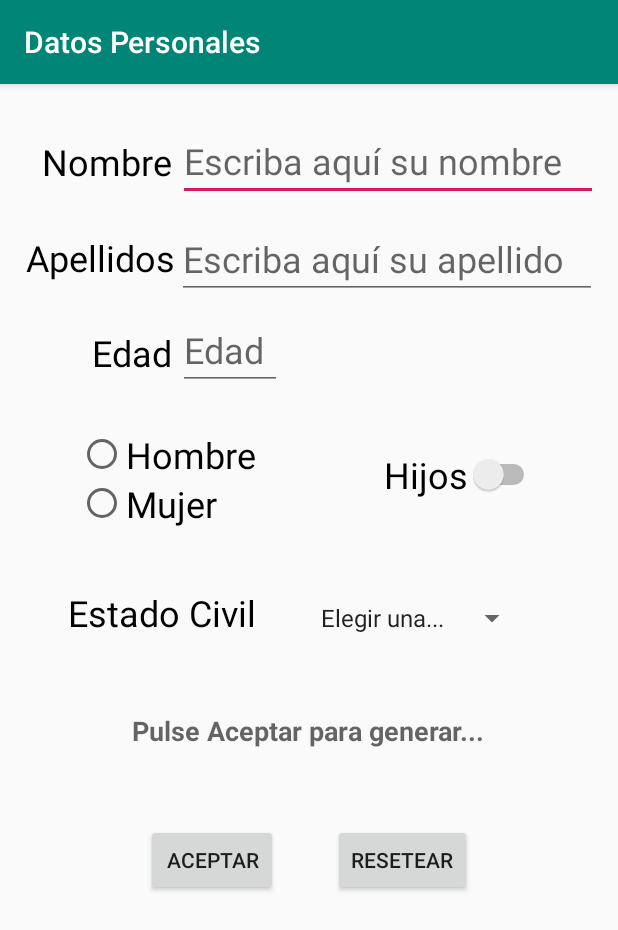
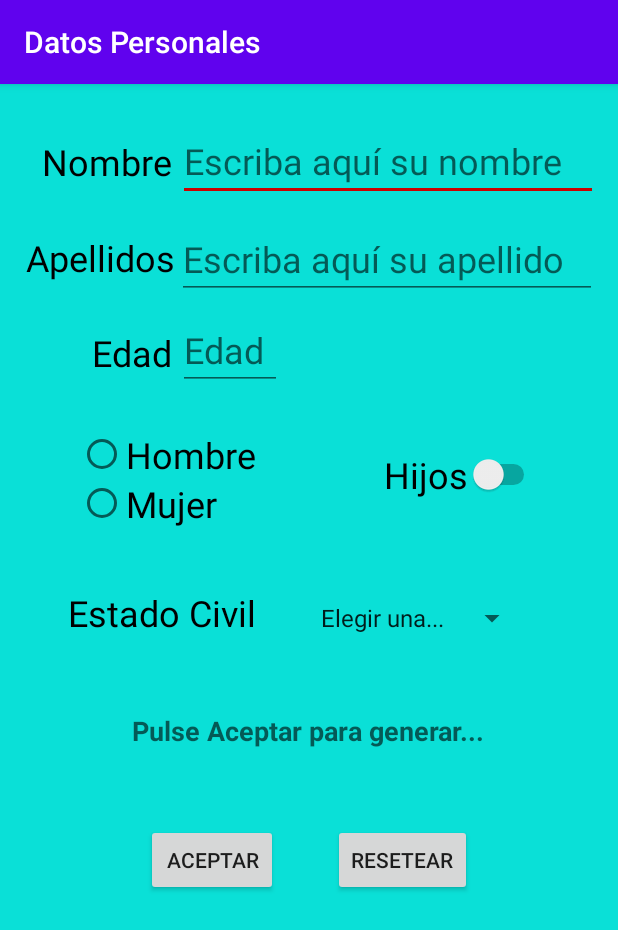
Before and after one commit to davidbor7/Data_Form_Android, an Android app: the screen it shows after launch (MainActivity), on a phone screen of 412 x 824 dp. Shown: the top 930 px of the screen. Run offline under Robolectric (Android 15) with nearby library versions, the phone set to English and light mode, and no system bars.

Commit message:
Se le añade color al background

```diff
--- a/app/src/main/res/layout/activity_main.xml
+++ b/app/src/main/res/layout/activity_main.xml
@@ -3,6 +3,7 @@
     xmlns:tools="http://schemas.android.com/tools"
     android:layout_width="match_parent"
     android:layout_height="match_parent"
+    android:background="@color/colorFondo"
     tools:context=".MainActivity">
 
     <TextView
--- a/app/src/main/res/values/colors.xml
+++ b/app/src/main/res/values/colors.xml
@@ -1,6 +1,7 @@
 <?xml version="1.0" encoding="utf-8"?>
 <resources>
-    <color name="colorPrimary">#008577</color>
-    <color name="colorPrimaryDark">#00574B</color>
-    <color name="colorAccent">#D81B60</color>
+    <color name="colorPrimary">#6002EE</color>
+    <color name="colorPrimaryDark">#3D00E0</color>
+    <color name="colorAccent">@android:color/holo_red_dark</color>
+    <color name="colorFondo">#0AE0D7</color>
 </resources>
```
Also changed, not shown: app/src/main/AndroidManifest.xml (indentation only).
